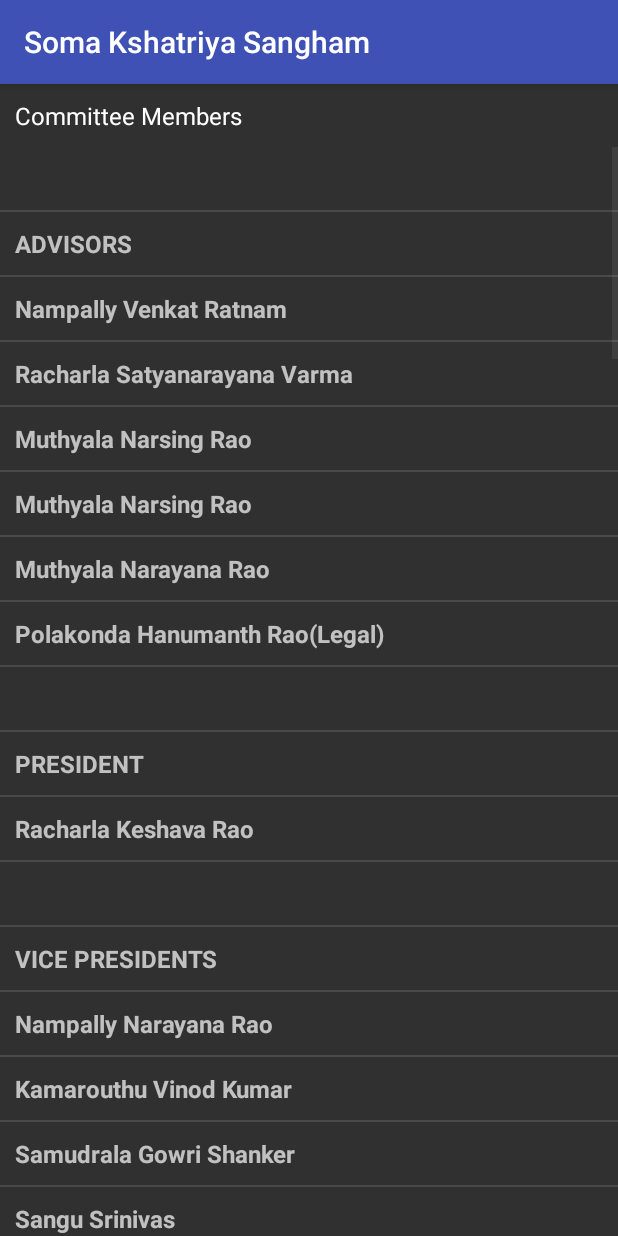
After one commit to uma-samu/SomaKshatriyaSangam, an Android app: the MembersActivity screen opened directly, with no data from a screen before it, on a phone screen of 412 x 824 dp. The commit adds this screen. Run offline under Robolectric (Android 15) with nearby library versions, the phone set to English and light mode, and no system bars.

Commit message:
Added members list

```diff
--- a/app/build.gradle
+++ b/app/build.gradle
@@ -20,6 +20,7 @@
 }
 
 dependencies {
+    implementation 'com.android.support.constraint:constraint-layout:1.0.2'
     compile fileTree(dir: 'libs', include: ['*.jar'])
     androidTestCompile('com.android.support.test.espresso:espresso-core:2.2.2', {
         exclude group: 'com.android.support', module: 'support-annotations'
--- a/app/src/main/AndroidManifest.xml
+++ b/app/src/main/AndroidManifest.xml
@@ -5,6 +5,10 @@
     <uses-sdk
         android:minSdkVersion="8"
         android:targetSdkVersion="18" />
+
+    <uses-permission android:name="android.permission.WRITE_EXTERNAL_STORAGE" />
+    <uses-permission android:name="android.permission.READ_PHONE_STATE" />
+    <uses-permission android:name="android.permission.READ_EXTERNAL_STORAGE" />
 
     <application
         android:allowBackup="true"
@@ -76,6 +80,15 @@
                 <category android:name="android.intent.category.DEFAULT" />
             </intent-filter>
         </activity>
+        <activity
+            android:name=".MembersActivity"
+            android:label="@string/title_activity_contact_us">
+            <intent-filter>
+                <action android:name="sangam.kshatriya.com.members" />
+
+                <category android:name="android.intent.category.DEFAULT" />
+            </intent-filter>
+        </activity>
     </application>
 
 </manifest>
--- a/app/src/main/java/sangam/kshatriya/com/GridViewImageTextActivity.java
+++ b/app/src/main/java/sangam/kshatriya/com/GridViewImageTextActivity.java
@@ -13,10 +13,10 @@
     GridView androidGridView;
 
     String[] gridViewString = {
-            "Home", "About Us", "History", "Story", "Temple", "Contact Us"
+            "Home", "About Us", "History", "Story", "Temple", "Members", "Contact Us"
     } ;
     int[] gridViewImageId = {
-            R.drawable.home, R.drawable.about_us, R.drawable.history, R.drawable.history, R.drawable.temple, R.drawable.contact_us
+            R.drawable.home, R.drawable.about_us, R.drawable.history, R.drawable.history, R.drawable.temple,  R.drawable.about_us, R.drawable.contact_us
 
     };
 
@@ -54,6 +54,10 @@
                     startActivity(intent);
                 }
                 if(i==5){
+                    Intent intent = new Intent("sangam.kshatriya.com.members");
+                    startActivity(intent);
+                }
+                if(i==6){
                     Intent intent = new Intent("sangam.kshatriya.com.contactus");
                     startActivity(intent);
                 }
--- /dev/null
+++ b/app/src/main/java/sangam/kshatriya/com/MembersActivity.java
@@ -0,0 +1,111 @@
+package sangam.kshatriya.com;
+
+import android.support.v7.app.AppCompatActivity;
+import android.os.Bundle;
+import android.widget.ArrayAdapter;
+import android.widget.ListView;
+
+public class MembersActivity extends AppCompatActivity {
+
+    String[] membersArray = {
+            "",
+            "ADVISORS",
+            "Nampally Venkat Ratnam",
+            "Racharla Satyanarayana Varma",
+            "Muthyala Narsing Rao",
+            "Muthyala Narsing Rao",
+            "Muthyala Narayana Rao",
+            "Polakonda Hanumanth Rao(Legal)",
+            "",
+            "PRESIDENT",
+            "Racharla Keshava Rao",
+            "",
+            "VICE PRESIDENTS",
+            "Nampally Narayana Rao",
+            "Kamarouthu Vinod Kumar",
+            "Samudrala Gowri Shanker",
+            "Sangu Srinivas",
+            "Nampally Krishna",
+            "",
+            "GENERAL SECRETARIES",
+            "Koricharla Srinivas Rao",
+            "Nampally Ravi Varma",
+            "Kamarouthu Ramraj",
+            "Yalala Sridhar Varma",
+            "",
+            "TREASURER",
+            "Sirikonda Radha Krishna",
+            "",
+            "ASST. TREASURER",
+            "Dhanalakota Laxman",
+            "",
+            "SECRETARIES",
+            "Koricharla Ashok Kumar",
+            "Etroutu Satish Varma",
+            "Racharla Raghuram",
+            "Danalakota Ganesh - NZB",
+            "Nampally Mohan Rao - KHAM",
+            "Bramarouthu Mallikarjun Rao - SANG",
+            "Bramarouthu Narsing Rao - BK",
+            "Polakonda Raj Kumar - KR",
+            "Danalakota Dharmender - NG",
+            "",
+            "ORGANISING SECRETARIES",
+            "Ramagiri Srikanth",
+            "Danalakota Satish Varma",
+            "Nampally Srikanth",
+            "Yalala Sunil Kumar",
+            "Danalakota Ashok Varma",
+            "Nampally Venkata Raja Rao",
+            "Danalakota Narsing Rao",
+            "Pogulaguntla Mahender Varma",
+            "Nampally Raj Shekar",
+            "",
+            "JOINT SECRETARIES",
+            "Sangu Raju",
+            "Danalakota Rama Krishna",
+            "N.H. Rama Krishna Varma",
+            "Muthyala Srinivasa Rao",
+            "Dama Raj Mohan",
+            "Yalala Satyanarayana",
+            "Danalakota Santosh",
+            "Koricharla Rajeshwar Rao",
+            "Danalakota Devender",
+            "",
+            "CULTURAL SECRETARIES",
+            "Cherala Bala Krishna",
+            "Danalakota Suresh Chandra",
+            "",
+            "CONVINORS",
+            "Kamarouthu Sudheer",
+            "Sirikonda Harish Karan",
+            "",
+            "PUBLIC SECRETARY",
+            "Muthyala Shyam",
+            "",
+            "EXECUTIVE MEMBERS",
+            "Polakonda Pentaiah",
+            "Koricharla Ravinder",
+            "Koricharla Mallesh",
+            "Nampally Sridhar Rao",
+            "Sangu Rajender",
+            "Pakala Krishna Rao",
+            "Nampally Chandra Prakash",
+            "Nampally Srinivas Rao",
+            "Samudrala Ashok Varma",
+            "Sirikonda Sunil Kumar"
+    };
+
+    @Override
+    protected void onCreate(Bundle savedInstanceState) {
+        super.onCreate(savedInstanceState);
+        setContentView(R.layout.activity_members);
+
+        ArrayAdapter adapter = new ArrayAdapter<String>(this,
+                R.layout.activity_listview, membersArray);
+
+        ListView listView = (ListView) findViewById(R.id.members_list);
+        listView.setAdapter(adapter);
+    }
+
+}
--- /dev/null
+++ b/app/src/main/res/layout/activity_members.xml
@@ -0,0 +1,25 @@
+<LinearLayout xmlns:android="http://schemas.android.com/apk/res/android"
+    xmlns:tools="http://schemas.android.com/tools"
+    android:layout_width="match_parent"
+    android:layout_height="match_parent"
+    android:orientation="vertical"
+    tools:context=".MembersActivity" >
+
+    <TextView
+        android:id="@+id/article_subheading1"
+        android:layout_width="match_parent"
+        android:layout_height="wrap_content"
+        android:paddingTop="10dp"
+        android:paddingBottom="10dp"
+        android:paddingLeft="10dp"
+        android:paddingRight="10dp"
+        android:textAppearance="@android:style/TextAppearance"
+        android:text="Committee Members"/>
+
+    <ListView
+        android:id="@+id/members_list"
+        android:layout_width="match_parent"
+        android:layout_height="wrap_content" >
+    </ListView>
+
+</LinearLayout>
```
